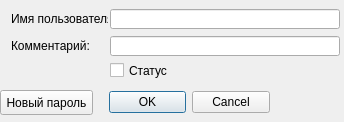
This is mdi/forms/systemuser_edit.ui in brat002/ExpertBilling as Qt 5 draws it before an edit. The edited form follows.
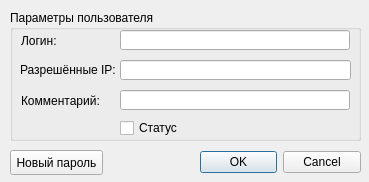
This is the edited form.

What changed in the file:
```diff
--- a/mdi/forms/systemuser_edit.ui
+++ b/mdi/forms/systemuser_edit.ui
@@ -5,8 +5,8 @@
    <rect>
     <x>0</x>
     <y>0</y>
-    <width>344</width>
-    <height>122</height>
+    <width>369</width>
+    <height>182</height>
    </rect>
   </property>
   <property name="windowTitle" >
@@ -15,8 +15,8 @@
   <widget class="QDialogButtonBox" name="buttonBox" >
    <property name="geometry" >
     <rect>
-     <x>109</x>
-     <y>90</y>
+     <x>200</x>
+     <y>150</y>
      <width>161</width>
      <height>25</height>
     </rect>
@@ -31,80 +31,116 @@
     <bool>false</bool>
    </property>
   </widget>
+  <widget class="QPushButton" name="password_pushButton" >
+   <property name="geometry" >
+    <rect>
+     <x>10</x>
+     <y>150</y>
+     <width>93</width>
+     <height>25</height>
+    </rect>
+   </property>
+   <property name="text" >
+    <string>Новый пароль</string>
+   </property>
+   <property name="flat" >
+    <bool>false</bool>
+   </property>
+  </widget>
+  <widget class="QGroupBox" name="groupBox" >
+   <property name="geometry" >
+    <rect>
+     <x>10</x>
+     <y>10</y>
+     <width>351</width>
+     <height>131</height>
+    </rect>
+   </property>
+   <property name="title" >
+    <string>Параметры пользователя</string>
+   </property>
+   <widget class="QLineEdit" name="hosts_lineEdit" >
+    <property name="geometry" >
+     <rect>
+      <x>110</x>
+      <y>50</y>
+      <width>231</width>
+      <height>20</height>
+     </rect>
+    </property>
+   </widget>
   <widget class="QLineEdit" name="username_edit" >
    <property name="geometry" >
     <rect>
      <x>110</x>
-     <y>9</y>
+      <y>20</y>
      <width>230</width>
      <height>20</height>
     </rect>
    </property>
   </widget>
+   <widget class="QLabel" name="label" >
+    <property name="geometry" >
+     <rect>
+      <x>10</x>
+      <y>50</y>
+      <width>101</width>
+      <height>20</height>
+     </rect>
+    </property>
+    <property name="text" >
+     <string>Разрешённые IP:</string>
+    </property>
+   </widget>
   <widget class="QLabel" name="username_label" >
    <property name="geometry" >
     <rect>
      <x>11</x>
-     <y>9</y>
+      <y>20</y>
      <width>97</width>
-     <height>20</height>
+      <height>21</height>
     </rect>
    </property>
    <property name="text" >
-    <string>Имя пользователя:</string>
+     <string>Логин:</string>
    </property>
   </widget>
   <widget class="QLabel" name="comment_label" >
    <property name="geometry" >
     <rect>
      <x>11</x>
-     <y>36</y>
+      <y>80</y>
      <width>93</width>
-     <height>20</height>
+      <height>21</height>
     </rect>
    </property>
    <property name="text" >
     <string>Комментарий:</string>
    </property>
   </widget>
+   <widget class="QLineEdit" name="comment_edit" >
+    <property name="geometry" >
+     <rect>
+      <x>110</x>
+      <y>80</y>
+      <width>230</width>
+      <height>20</height>
+     </rect>
+    </property>
+   </widget>
   <widget class="QCheckBox" name="status_checkBox" >
    <property name="geometry" >
     <rect>
      <x>110</x>
-     <y>60</y>
+      <y>110</y>
      <width>131</width>
-     <height>21</height>
+      <height>16</height>
     </rect>
    </property>
    <property name="text" >
     <string>Статус</string>
    </property>
   </widget>
-  <widget class="QPushButton" name="password_pushButton" >
-   <property name="geometry" >
-    <rect>
-     <x>0</x>
-     <y>90</y>
-     <width>93</width>
-     <height>25</height>
-    </rect>
-   </property>
-   <property name="text" >
-    <string>Новый пароль</string>
-   </property>
-   <property name="flat" >
-    <bool>false</bool>
-   </property>
-  </widget>
-  <widget class="QLineEdit" name="comment_edit" >
-   <property name="geometry" >
-    <rect>
-     <x>110</x>
-     <y>36</y>
-     <width>230</width>
-     <height>20</height>
-    </rect>
-   </property>
   </widget>
  </widget>
  <resources/>
```
Lines whose indentation alone changed are shown as unchanged.
